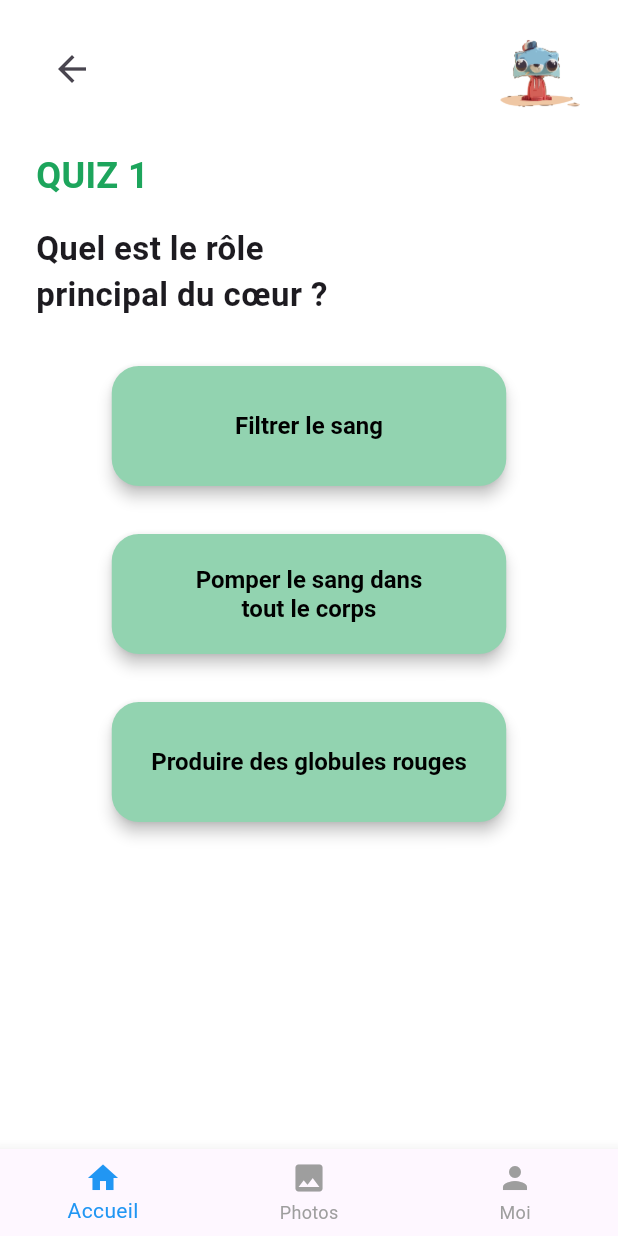
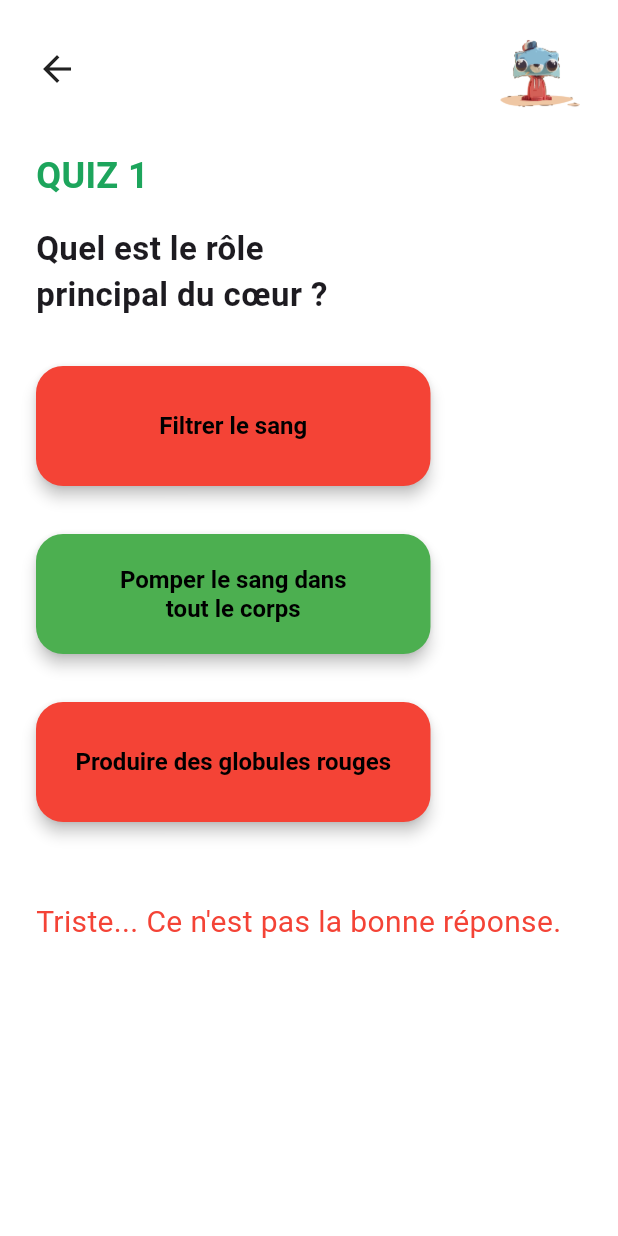
Before and after one commit to amina305/flutter_app_1, a Flutter app: the ChallengeQuiz screen opened directly, after a tap on "Filtrer le sang", on a phone screen of 412 x 824 dp. Run offline on Flutter 3.47's test engine with Material 3 defaults, Android fonts, the phone set to English and light mode, and no system bars; our stand-ins replace audioplayers, cached_network_image, google_fonts, lottie; network calls fail.

Commit message:
la version correct de amina

```diff
--- a/lib/quiz1.dart
+++ b/lib/quiz1.dart
@@ -1,17 +1,16 @@
 import 'package:flutter/material.dart';
-import 'info.dart'; // N'oublie pas d'importer la nouvelle page
 
-void main() => runApp(const QuizApp());
-
-class QuizApp extends StatelessWidget {
+class QuizApp extends StatefulWidget {
   const QuizApp({super.key});
 
   @override
+  QuizAppState createState() => QuizAppState();
+}
+
+class QuizAppState extends State<QuizApp> {
+  @override
   Widget build(BuildContext context) {
-    return const MaterialApp(
-      debugShowCheckedModeBanner: false,
-      home: ChallengeQuiz(),
-    );
+    return const ChallengeQuiz(); // Affiche le quiz
   }
 }
 
@@ -19,11 +18,21 @@ class ChallengeQuiz extends StatefulWidget {
   const ChallengeQuiz({super.key});
 
   @override
-  ChallengeQuizState createState() => ChallengeQuizState();
+  _ChallengeQuizState createState() => _ChallengeQuizState();
 }
 
-class ChallengeQuizState extends State<ChallengeQuiz> {
-  int _selectedIndex = 0; // Variable to track the selected index
+class _ChallengeQuizState extends State<ChallengeQuiz> {
+  int _selectedIndex = 0; // Variable pour suivre l'index sélectionné
+  String? _feedbackMessage; // Message de feedback (bravo ou triste)
+  Color _buttonColor = const Color(0xFF92D3B0); // Couleur par défaut des boutons
+
+  // Liste des options et la bonne réponse
+  final List<String> _options = [
+    'Filtrer le sang',
+    'Pomper le sang dans \ntout le corps',
+    'Produire des globules rouges'
+  ];
+  final String _correctAnswer = 'Pomper le sang dans \ntout le corps';
 
   @override
   Widget build(BuildContext context) {
@@ -37,20 +46,11 @@ class ChallengeQuizState extends State<ChallengeQuiz> {
           child: Column(
             crossAxisAlignment: CrossAxisAlignment.start,
             children: [
-              // Top bar: back button + image
+              // Top bar : bouton retour + image
               Row(
                 mainAxisAlignment: MainAxisAlignment.spaceBetween,
                 children: [
-                  IconButton(
-                    icon: const Icon(Icons.arrow_back, size: 28),
-                    onPressed: () {
-                      // Navigation vers NouvellePage
-                      Navigator.push(
-                        context,
-                        MaterialPageRoute(builder: (context) => const MonApp()),
-                      );
-                    },
-                  ),
+                  const Icon(Icons.arrow_back, size: 28),
                   SizedBox(
                     height: 60,
                     width: 60,
@@ -63,7 +63,7 @@ class ChallengeQuizState extends State<ChallengeQuiz> {
               ),
               const SizedBox(height: 24),
 
-              // Title with new color
+              // Titre avec nouvelle couleur
               Text(
                 'QUIZ 1',
                 style: TextStyle(
@@ -85,47 +85,65 @@ class ChallengeQuizState extends State<ChallengeQuiz> {
               ),
               const SizedBox(height: 32),
 
-              // Answer buttons centered
-              Center(child: QuizOption(text: 'Filtrer le sang')),
-              Center(child: QuizOption(text: 'Pomper le sang dans \ntout le corps')),
-              Center(child: QuizOption(text: 'Produire des globules rouges')),
+              // Boutons de réponse
+              Column(
+                children: _options.map((option) {
+                  return QuizOption(
+                    text: option,
+                    onPressed: () {
+                      _checkAnswer(option);
+                    },
+                    buttonColor: option == _correctAnswer
+                        ? Colors.green
+                        : (_feedbackMessage != null && option != _correctAnswer)
+                        ? Colors.red
+                        : _buttonColor,
+                  );
+                }).toList(),
+              ),
+
+              // Message de feedback
+              if (_feedbackMessage != null)
+                Padding(
+                  padding: const EdgeInsets.only(top: 20),
+                  child: Text(
+                    _feedbackMessage!,
+                    style: TextStyle(
+                      fontSize: 20,
+                      color: _feedbackMessage == 'Bravo!' ? Colors.green : Colors.red,
+                    ),
+                  ),
+                ),
             ],
           ),
         ),
       ),
+    );
+  }
 
-      // Bottom Navigation with original style
-      bottomNavigationBar: BottomNavigationBar(
-        items: const [
-          BottomNavigationBarItem(
-            icon: Icon(Icons.home),
-            label: 'Accueil',
-          ),
-          BottomNavigationBarItem(
-            icon: Icon(Icons.photo),
-            label: 'Photos',
-          ),
-          BottomNavigationBarItem(
-            icon: Icon(Icons.person),
-            label: 'Moi',
-          ),
-        ],
-        currentIndex: _selectedIndex,
-        selectedItemColor: Colors.blue, // Couleur de l'élément sélectionné
-        unselectedItemColor: Colors.grey, // Couleur de l'élément non sélectionné
-        onTap: (index) {
-          setState(() {
-            _selectedIndex = index; // Met à jour l'index sélectionné
-          });
-        },
-      ),
-    );
+  // Méthode pour vérifier la réponse
+  void _checkAnswer(String selectedOption) {
+    setState(() {
+      if (selectedOption == _correctAnswer) {
+        _feedbackMessage = 'Bravo!';
+      } else {
+        _feedbackMessage = 'Triste... Ce n\'est pas la bonne réponse.';
+      }
+    });
   }
 }
 
 class QuizOption extends StatelessWidget {
   final String text;
-  const QuizOption({super.key, required this.text});
+  final void Function() onPressed;
+  final Color buttonColor;
+
+  const QuizOption({
+    super.key,
+    required this.text,
+    required this.onPressed,
+    required this.buttonColor,
+  });
 
   @override
   Widget build(BuildContext context) {
@@ -135,10 +153,10 @@ class QuizOption extends StatelessWidget {
         width: 263,
         height: 80,
         child: ElevatedButton(
-          onPressed: () {},
+          onPressed: onPressed,
           style: ElevatedButton.styleFrom(
             foregroundColor: Colors.black,
-            backgroundColor: const Color(0xFF92D3B0),
+            backgroundColor: buttonColor,
             shape: RoundedRectangleBorder(
               borderRadius: BorderRadius.circular(18),
             ),
```
Also changed, not shown: lib/crre_compte.dart (+2 -19 lines), lib/sport1.dart (+22 -41 lines), lib/sport2.dart (+9 -36 lines), pubspec.yaml (+9 -2 lines), assets/image/calendar.png (added), assets/image/image2.png (renamed from assets/image/Group 443.png), assets/image/image3.png (added), assets/image/yogaderopos.png (added), 4 other files.
